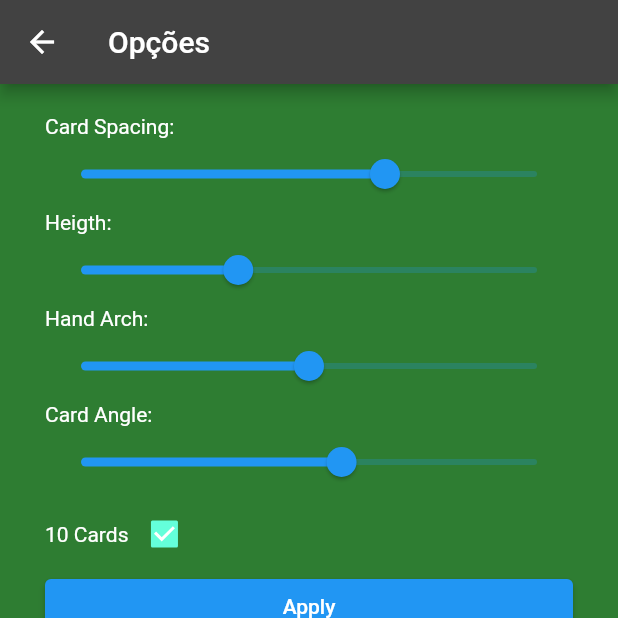
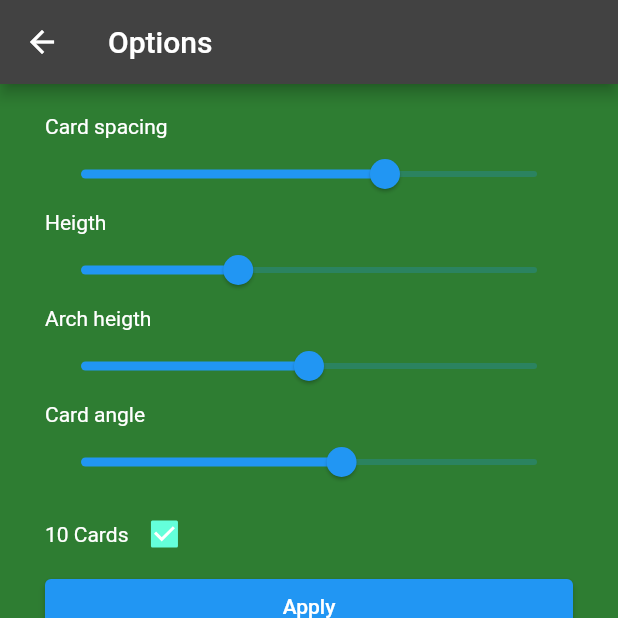
Before and after one commit to JohnatanCandido/pife_mobile, a Flutter app: the screen it shows after launch, after a tap on "Options", on a phone screen of 412 x 824 dp, the top half of it. Run offline on Flutter 3.47's test engine with Material 2 defaults, Android fonts, the phone set to English and light mode, and no system bars; missing offline and left inert: trotter; generated files the repository leaves out were written again.

Commit message:
Adicionada internacionalização.

```diff
--- a/lib/app/components/game_app_bar.dart
+++ b/lib/app/components/game_app_bar.dart
@@ -1,5 +1,7 @@
 import 'package:flutter/material.dart';
 import 'package:pife_mobile/app/controllers/game_controller.dart';
+
+import 'package:flutter_gen/gen_l10n/app_localizations.dart';
 
 class GameAppBar extends StatefulWidget implements PreferredSizeWidget {
   const GameAppBar({super.key}) : preferredSize = const Size.fromHeight(kToolbarHeight);
@@ -23,10 +25,10 @@ class _GameAppBarState extends State<GameAppBar> {
 
   Widget _getTitle() {
     if (ModalRoute.of(context)!.settings.name == '/play') {
-      return const Text("Pife Mobile");
+      return Text(AppLocalizations.of(context)!.title);
     }
     if (ModalRoute.of(context)!.settings.name == '/options') {
-      return const Text("Opções");
+      return Text(AppLocalizations.of(context)!.options);
     }
     return const Text("");
   }
@@ -43,14 +45,14 @@ class _GameAppBarState extends State<GameAppBar> {
   TextButton _optionsButton(BuildContext context) {
     return TextButton(
       onPressed: () => Navigator.of(context).pushNamed('/options'),
-      child: const Text('Opções')
+      child: Text(AppLocalizations.of(context)!.options)
     );
   }
 
   TextButton _newGameButton(BuildContext context) {
     return TextButton(
       onPressed: GameController.instance.newGame,
-      child: const Text('Novo Jogo')
+      child: Text(AppLocalizations.of(context)!.newGame)
     );
   }
 }
--- /dev/null
+++ b/lib/app/components/opponent_quantity_menu.dart
@@ -0,0 +1,23 @@
+import 'package:flutter/material.dart';
+
+import 'package:flutter_gen/gen_l10n/app_localizations.dart';
+
+class OpponentQuantityMenu extends StatelessWidget {
+  const OpponentQuantityMenu({super.key, required this.onChanged, required this.selectedNumber});
+
+  final List<int> _opponentNumber = const [1, 2, 3, 4];
+  final int? selectedNumber;
+
+  final void Function(int? numberOfOpponents) onChanged;
+
+
+  @override
+  Widget build(BuildContext context) {
+    return DropdownButton(
+      isExpanded: true,
+      value: selectedNumber,
+      items: _opponentNumber.map((e) => DropdownMenuItem(value: e, child: Text(AppLocalizations.of(context)!.opponentNumber(e)))).toList(),
+      onChanged: onChanged
+    );
+  }
+}
--- a/lib/app/components/player_quantity_menu.dart
+++ /dev/null
@@ -1,20 +0,0 @@
-import 'package:flutter/material.dart';
-
-class PlayerQuantityMenu extends StatelessWidget {
-  const PlayerQuantityMenu({super.key, required this.onChanged, required this.selectedNumber});
-
-  final List<int> opponentNumber = const [1, 2, 3, 4];
-  final int? selectedNumber;
-
-  final void Function(int? numberOfOpponents) onChanged;
-
-  @override
-  Widget build(BuildContext context) {
-    return DropdownButton(
-      isExpanded: true,
-      value: selectedNumber,
-      items: opponentNumber.map((e) => DropdownMenuItem(value: e, child: Text('$e Oponentes'))).toList(),
-      onChanged: onChanged
-    );
-  }
-}
--- a/lib/app/components/table/trash.dart
+++ b/lib/app/components/table/trash.dart
@@ -7,6 +7,8 @@ import 'package:pife_mobile/app/models/card.dart';
 
 import '../../controllers/card_animation_controller.dart';
 import '../../controllers/trash_controller.dart';
+
+import 'package:flutter_gen/gen_l10n/app_localizations.dart';
 
 class Trash extends StatefulWidget {
   const Trash({super.key});
@@ -131,8 +133,8 @@ class TrashState extends State<Trash> {
       color: Colors.green[700],
       width: CardWidget.imgWidth,
       height: CardWidget.imgHeight,
-      child: const Center(
-        child: Text('Trash'),
+      child: Center(
+        child: Text(AppLocalizations.of(context)!.trash),
       ),
     );
   }
--- a/lib/app/controllers/opponent_controller.dart
+++ b/lib/app/controllers/opponent_controller.dart
@@ -65,8 +65,8 @@ class OpponentController extends ChangeNotifier {
     }
   }
 
-  String getWinnerName() {
-    return 'Opponent ${opponents.indexOf(winner!) + 1}';
+  int getWinnerNumber() {
+    return opponents.indexOf(winner!) + 1;
   }
 
   static Map<String, double> getCardPosition(Opponent opponent, GameCard card) {
--- a/lib/app/views/home_page.dart
+++ b/lib/app/views/home_page.dart
@@ -1,8 +1,10 @@
 import 'package:flutter/material.dart';
-import 'package:pife_mobile/app/components/player_quantity_menu.dart';
+import 'package:pife_mobile/app/components/opponent_quantity_menu.dart';
 
 import '../controllers/card_animation_controller.dart';
 import '../controllers/opponent_controller.dart';
+
+import 'package:flutter_gen/gen_l10n/app_localizations.dart';
 
 class HomePage extends StatefulWidget {
   const HomePage({super.key});
@@ -23,6 +25,7 @@ class _HomePageState extends State<HomePage> {
 
   @override
   Widget build(BuildContext context) {
+    print(AppLocalizations.of(context));
     CardAnimationController.screenWidth = MediaQuery.of(context).size.width;
     CardAnimationController.screenHeight = MediaQuery.of(context).size.height;
 
@@ -35,7 +38,7 @@ class _HomePageState extends State<HomePage> {
             mainAxisAlignment: MainAxisAlignment.center,
             crossAxisAlignment: CrossAxisAlignment.stretch,
             children: [
-              PlayerQuantityMenu(
+              OpponentQuantityMenu(
                 selectedNumber: OpponentController.instance.numberOfOpponents,
                 onChanged: setNumberOfOpponents,
               ),
@@ -43,13 +46,13 @@ class _HomePageState extends State<HomePage> {
                 onPressed: () {
                   Navigator.of(context).pushNamed('/play');
                 },
-                child: const Text('Jogar')
+                child: Text(AppLocalizations.of(context)!.play)
               ),
               ElevatedButton(
                 onPressed: () {
                   Navigator.of(context).pushNamed('/options');
                 },
-                child: const Text('Options')
+                child: Text(AppLocalizations.of(context)!.options)
               ),
             ],
           ),
--- a/lib/app/views/options_page.dart
+++ b/lib/app/views/options_page.dart
@@ -2,6 +2,8 @@ import 'package:flutter/material.dart';
 import 'package:pife_mobile/app/components/game_app_bar.dart';
 import 'package:pife_mobile/app/components/options_hand_display.dart';
 import 'package:pife_mobile/app/controllers/options_controller.dart';
+
+import 'package:flutter_gen/gen_l10n/app_localizations.dart';
 
 class OptionsPage extends StatefulWidget {
   const OptionsPage({super.key});
@@ -27,7 +29,7 @@ class _OptionsPageState extends State<OptionsPage> {
                 mainAxisAlignment: MainAxisAlignment.start,
                 crossAxisAlignment: CrossAxisAlignment.stretch,
                 children: [
-                  const Text('Card Spacing:'),
+                  Text(AppLocalizations.of(context)!.cardSpacing),
                   Slider(
                     value: OptionsController.instance.cardSpacingTemp,
                     max: 30,
@@ -36,7 +38,7 @@ class _OptionsPageState extends State<OptionsPage> {
                         OptionsController.instance.cardSpacingTemp = value;
                       })
                   }),
-                  const Text('Heigth:'),
+                  Text(AppLocalizations.of(context)!.heigth),
                   Slider(
                     value: OptionsController.instance.distanceFromBottomTemp,
                     max: 170,
@@ -46,7 +48,7 @@ class _OptionsPageState extends State<OptionsPage> {
                         OptionsController.instance.distanceFromBottomTemp = value;
                       })
                   }),
-                  const Text('Hand Arch:'),
+                  Text(AppLocalizations.of(context)!.archHeigth),
                   Slider(
                     value: OptionsController.instance.handArchTemp,
                     max: 2,
@@ -55,7 +57,7 @@ class _OptionsPageState extends State<OptionsPage> {
                         OptionsController.instance.handArchTemp = value;
                       })
                   }),
-                  const Text('Card Angle:'),
+                  Text(AppLocalizations.of(context)!.cardAngle),
                   Slider(
                     value: OptionsController.instance.cardAngleTemp,
                     max: 0.35,
@@ -67,7 +69,7 @@ class _OptionsPageState extends State<OptionsPage> {
                   ),
                   Row(
                     children: [
-                      const Text('10 Cards'),
+                      Text(AppLocalizations.of(context)!.tenCards),
                       Checkbox(
                         value: OptionsController.instance.tenthCard,
                         onChanged: (value) => {
@@ -80,7 +82,7 @@ class _OptionsPageState extends State<OptionsPage> {
                   ),
                   ElevatedButton(
                     onPressed: _applyChanges,
-                    child: const Text('Apply')
+                    child: Text(AppLocalizations.of(context)!.apply)
                   ),
                   ElevatedButton(
                     onPressed: () => {
@@ -89,7 +91,7 @@ class _OptionsPageState extends State<OptionsPage> {
                         Navigator.of(context).pop();
                       })
                     },
-                    child: const Text('Cancel')
+                    child: Text(AppLocalizations.of(context)!.cancel)
                   ),
                   ElevatedButton(
                     onPressed: () => {
@@ -97,7 +99,7 @@ class _OptionsPageState extends State<OptionsPage> {
                         OptionsController.instance.defaultValues();
                       })
                     },
-                    child: const Text('Default')
+                    child: Text(AppLocalizations.of(context)!.optionsDefaultValues)
                   ),
                 ],
               ),
--- a/lib/main.dart
+++ b/lib/main.dart
@@ -3,6 +3,8 @@ import 'package:pife_mobile/app/views/game_page.dart';
 import 'package:pife_mobile/app/views/options_page.dart';
 
 import 'app/views/home_page.dart';
+
+import 'package:flutter_gen/gen_l10n/app_localizations.dart';
 
 main() {
   runApp(const AppWidget());
@@ -18,10 +20,17 @@ class AppWidget extends StatelessWidget {
       theme: ThemeData.dark(),
       initialRoute: '/',
       routes: {
-        '/':(context) => HomePage(),
-        '/play':(context) => GamePage(),
+        '/': (context) => HomePage(),
+        '/play': (context) => GamePage(),
         '/options': (context) => OptionsPage()
       },
+      localizationsDelegates: const [
+        AppLocalizations.delegate
+      ],
+      supportedLocales: const [
+        Locale('en'),
+        Locale('pt')
+      ],
     );
   }
 }
--- a/pubspec.yaml
+++ b/pubspec.yaml
@@ -37,6 +37,8 @@ dependencies:
   # Use with the CupertinoIcons class for iOS style icons.
   cupertino_icons: ^1.0.2
   intl: any
+  flutter_localizations:
+    sdk: flutter
 
 dev_dependencies:
   flutter_test:
```
Also changed, not shown: lib/app/components/game_over_dialog.dart (+12 -9 lines), lib/l10n/app_en.arb (+36 -1 lines), lib/l10n/app_pt.arb (added, +38 -0 lines), lib/main_old.dart (deleted, +0 -115 lines), pubspec.lock, 1 other file.
